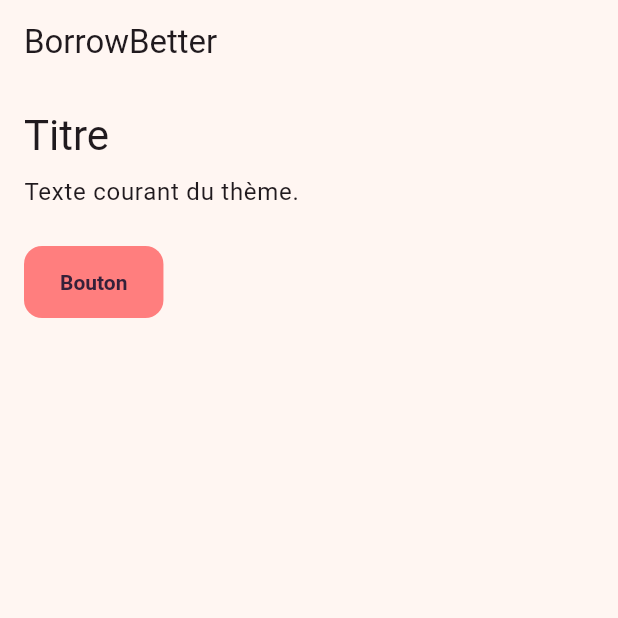
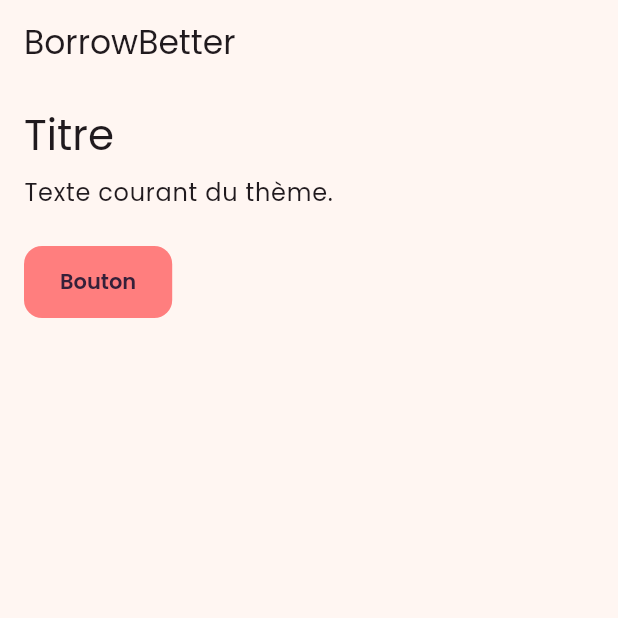
Before and after one commit to souloine-sahbi/borrowbetter, a Flutter app: the screen it shows after launch, on a phone screen of 412 x 824 dp, the top half of it. Run offline on Flutter 3.47's test engine with Material 3 defaults, Android fonts, the phone set to English and light mode, and no system bars; our stand-ins replace firebase_core, flutter_riverpod; accounts and stored records are empty; generated files the repository leaves out were written again.

Commit message:
chore: ajoute la police Poppins

```diff
--- a/lib/src/shared/theme/theme.dart
+++ b/lib/src/shared/theme/theme.dart
@@ -1,6 +1,8 @@
 import 'package:borrowbetter/src/shared/theme/couleurs_marque.dart';
 import 'package:borrowbetter/src/shared/theme/dimensions.dart';
 import 'package:flutter/material.dart';
+
+const _police = 'Poppins';
 
 /// Construit le thème clair ou sombre de l'application.
 ThemeData construireTheme(Brightness luminosite) {
@@ -22,7 +24,7 @@ ThemeData construireTheme(Brightness luminosite) {
   return ThemeData(
     useMaterial3: true,
     colorScheme: schema,
-    fontFamily: 'Poppins',
+    fontFamily: _police,
     scaffoldBackgroundColor: schema.surface,
     appBarTheme: AppBarTheme(
       backgroundColor: schema.surface,
@@ -38,7 +40,10 @@ ThemeData construireTheme(Brightness luminosite) {
         shape: RoundedRectangleBorder(
           borderRadius: BorderRadius.circular(Rayons.m),
         ),
-        textStyle: const TextStyle(fontWeight: FontWeight.w600),
+        textStyle: const TextStyle(
+          fontFamily: _police,
+          fontWeight: FontWeight.w600,
+        ),
       ),
     ),
   );
```
Also changed, not shown: pubspec.yaml (+8 -9 lines), assets/fonts/Poppins-Bold.ttf (added), assets/fonts/Poppins-Regular.ttf (added), assets/fonts/Poppins-SemiBold.ttf (added).
